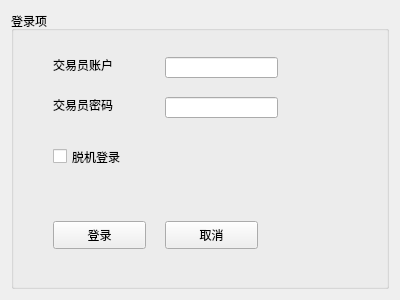
yuwangying/PyCTP, file PyCTP_Client/PyCTP_ClientUI/QLogin.ui: the form before one commit.
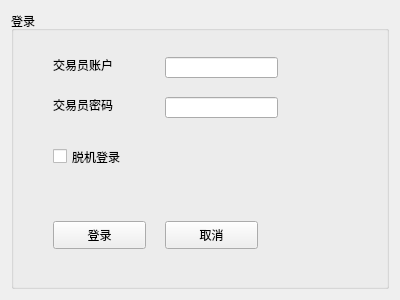
The form after the commit. Icons and pictures are not drawn.

Patch:
```diff
--- a/PyCTP_Client/PyCTP_ClientUI/QLogin.ui
+++ b/PyCTP_Client/PyCTP_ClientUI/QLogin.ui
@@ -29,7 +29,7 @@
    <item>
     <widget class="QGroupBox" name="groupBox_login_form">
      <property name="title">
-      <string>登录项</string>
+      <string>登录</string>
      </property>
      <widget class="QPushButton" name="pushButton_login">
       <property name="geometry">
```
Left out of the diff: 10 changed lines with no effect on the pictures.
